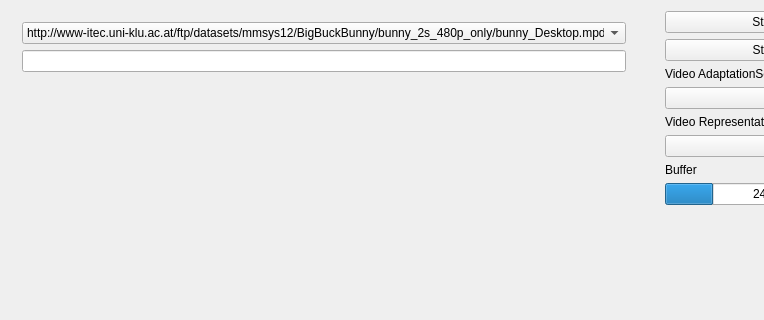
Before: the Qt Designer form libdash/qtsampleplayer/qtsampleplayer.ui in bitmovin/libdash, drawn with Qt 5; both pictures show x 0 to 764 and y 0 to 320 of the 898 by 516 pixel window.
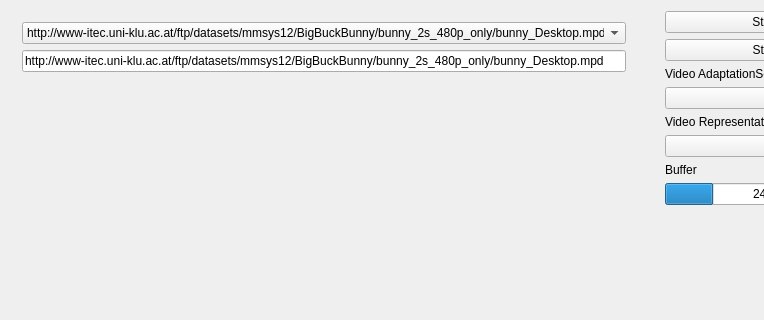
After: the same form once the commit is applied. Custom widgets are drawn as their Qt base class.

Commit message: Connected mpd combobox with lineedit

What changed in the file:
```diff
--- a/libdash/qtsampleplayer/qtsampleplayer.ui
+++ b/libdash/qtsampleplayer/qtsampleplayer.ui
@@ -50,7 +50,11 @@
         </widget>
        </item>
        <item>
-        <widget class="QLineEdit" name="lineEdit"/>
+        <widget class="QLineEdit" name="lineEdit_mpd">
+         <property name="text">
+          <string>http://www-itec.uni-klu.ac.at/ftp/datasets/mmsys12/BigBuckBunny/bunny_2s_480p_only/bunny_Desktop.mpd</string>
+         </property>
+        </widget>
        </item>
        <item>
         <widget class="sampleplayer::renderer::QTGLRenderer" name="videoelement" native="true">
```
The commit also changes 3 other files.
